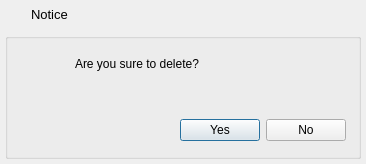
First picture: the form in ui/frmmessagebox.ui, repository hmj6639/dz, before the edit.
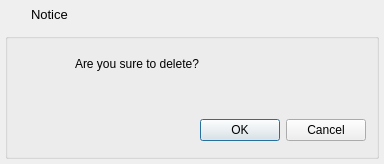
Second picture: the form after the edit. Icons and pictures are not drawn.

Patch:
```diff
--- a/ui/frmmessagebox.ui
+++ b/ui/frmmessagebox.ui
@@ -6,7 +6,7 @@
    <rect>
     <x>0</x>
     <y>0</y>
-    <width>366</width>
+    <width>384</width>
     <height>164</height>
    </rect>
   </property>
@@ -233,7 +233,7 @@
           <rect>
            <x>10</x>
            <y>80</y>
-           <width>331</width>
+           <width>351</width>
            <height>34</height>
           </rect>
          </property>
@@ -263,7 +263,7 @@
              <string notr="true"/>
             </property>
             <property name="text">
-             <string>Yes</string>
+             <string>OK</string>
             </property>
             <property name="icon">
              <iconset>
@@ -289,7 +289,7 @@
              <string notr="true"/>
             </property>
             <property name="text">
-             <string>No</string>
+             <string>Cancel</string>
             </property>
             <property name="icon">
              <iconset>
```
